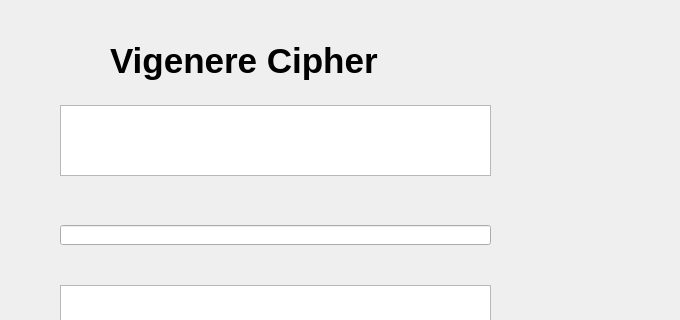
The window that lab03/ui/vigenere.ui (Dton04/bmtt-nc-hutech-2280600609) describes before a commit, drawn with Qt 5; both pictures show x 120 to 800 and y 0 to 320 of the 800 by 600 pixel window.
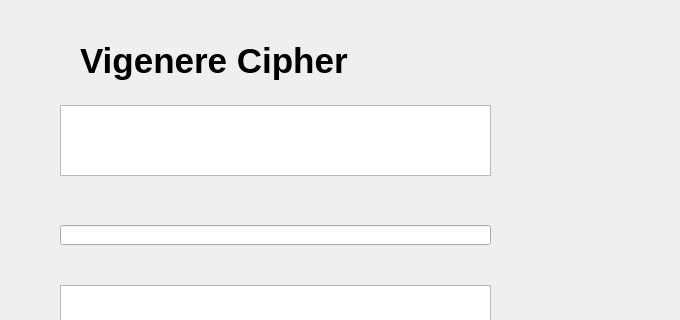
The same window after the commit.

What changed in the file:
```diff
--- a/lab03/ui/vigenere.ui
+++ b/lab03/ui/vigenere.ui
@@ -79,10 +79,10 @@
    <widget class="QLabel" name="label_4">
     <property name="geometry">
      <rect>
-      <x>230</x>
-      <y>40</y>
-      <width>281</width>
-      <height>41</height>
+      <x>200</x>
+      <y>30</y>
+      <width>441</width>
+      <height>61</height>
      </rect>
     </property>
     <property name="font">
```
Left out of the diff: 2 changed lines with no effect on the pictures.
